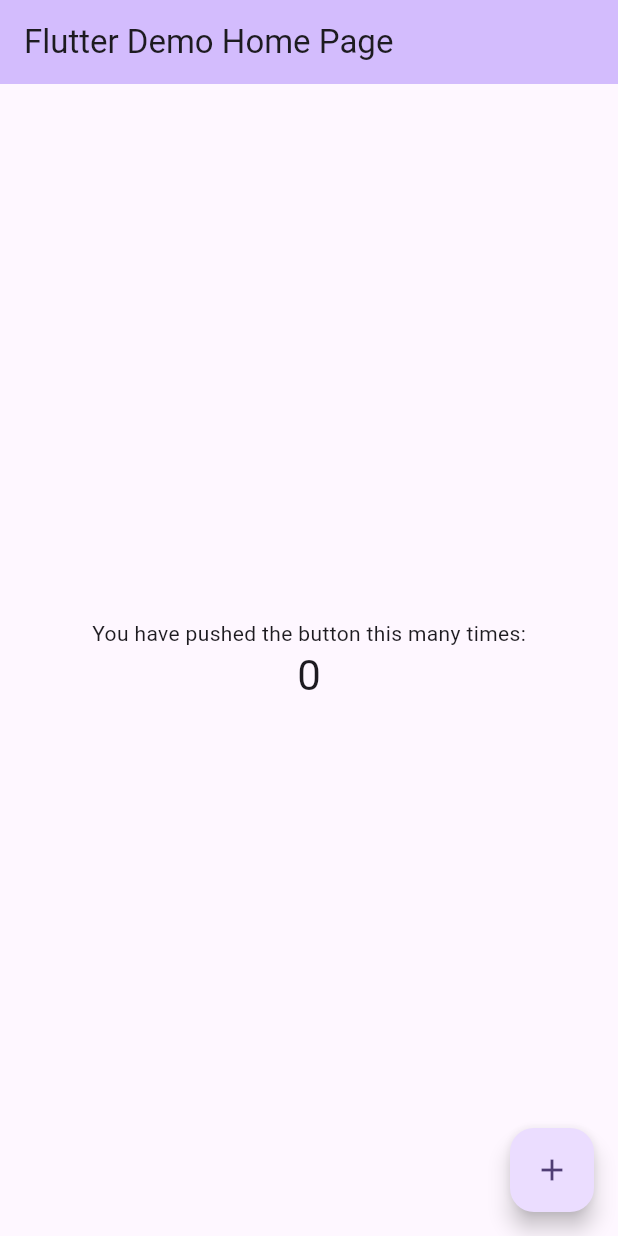
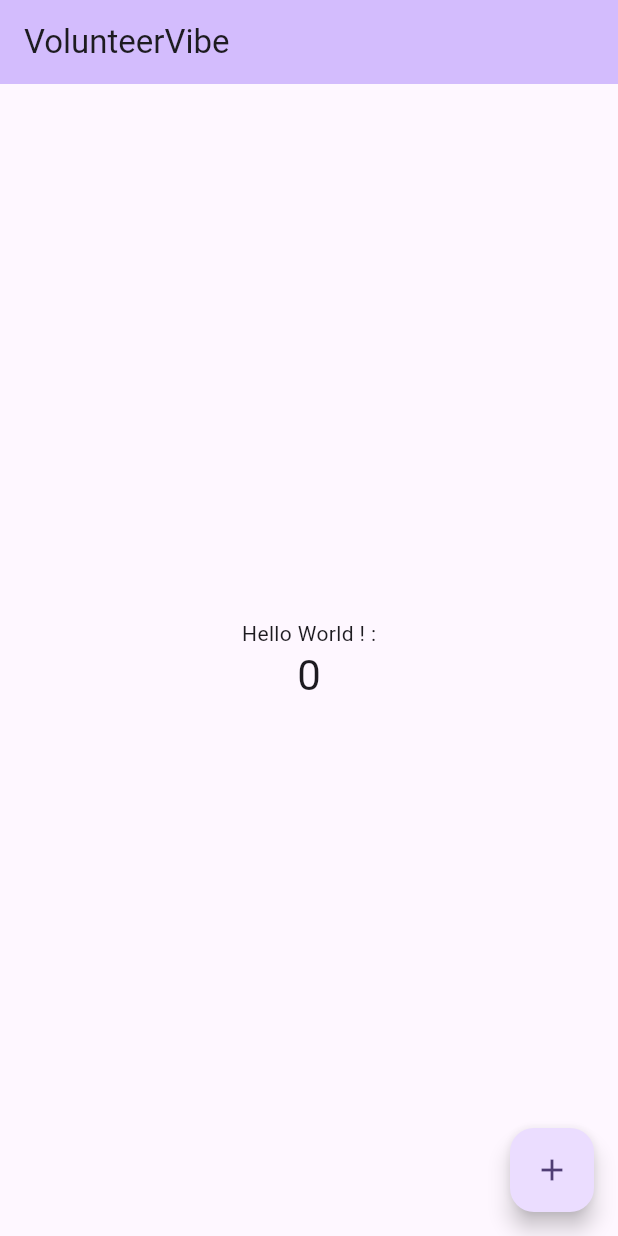
Before and after one commit to Arya-f4/VolunteerVibe, a Flutter app: the screen it shows after launch, on a phone screen of 412 x 824 dp. Run offline on Flutter 3.47's test engine with Material 3 defaults, Android fonts, the phone set to English and light mode, and no system bars.

Commit message:
First Test Commit

```diff
--- a/lib/main.dart
+++ b/lib/main.dart
@@ -7,47 +7,21 @@
 class MyApp extends StatelessWidget {
   const MyApp({super.key});
 
-  // This widget is the root of your application.
   @override
   Widget build(BuildContext context) {
     return MaterialApp(
-      title: 'Flutter Demo',
+      title: 'VolunteerVibe',
       theme: ThemeData(
-        // This is the theme of your application.
-        //
-        // TRY THIS: Try running your application with "flutter run". You'll see
-        // the application has a purple toolbar. Then, without quitting the app,
-        // try changing the seedColor in the colorScheme below to Colors.green
-        // and then invoke "hot reload" (save your changes or press the "hot
-        // reload" button in a Flutter-supported IDE, or press "r" if you used
-        // the command line to start the app).
-        //
-        // Notice that the counter didn't reset back to zero; the application
-        // state is not lost during the reload. To reset the state, use hot
-        // restart instead.
-        //
-        // This works for code too, not just values: Most code changes can be
-        // tested with just a hot reload.
         colorScheme: ColorScheme.fromSeed(seedColor: Colors.deepPurple),
         useMaterial3: true,
       ),
-      home: const MyHomePage(title: 'Flutter Demo Home Page'),
+      home: const MyHomePage(title: 'VolunteerVibe'),
     );
   }
 }
 
 class MyHomePage extends StatefulWidget {
   const MyHomePage({super.key, required this.title});
-
-  // This widget is the home page of your application. It is stateful, meaning
-  // that it has a State object (defined below) that contains fields that affect
-  // how it looks.
-
-  // This class is the configuration for the state. It holds the values (in this
-  // case the title) provided by the parent (in this case the App widget) and
-  // used by the build method of the State. Fields in a Widget subclass are
-  // always marked "final".
-
   final String title;
 
   @override
@@ -59,54 +33,23 @@
 
   void _incrementCounter() {
     setState(() {
-      // This call to setState tells the Flutter framework that something has
-      // changed in this State, which causes it to rerun the build method below
-      // so that the display can reflect the updated values. If we changed
-      // _counter without calling setState(), then the build method would not be
-      // called again, and so nothing would appear to happen.
       _counter++;
     });
   }
 
   @override
   Widget build(BuildContext context) {
-    // This method is rerun every time setState is called, for instance as done
-    // by the _incrementCounter method above.
-    //
-    // The Flutter framework has been optimized to make rerunning build methods
-    // fast, so that you can just rebuild anything that needs updating rather
-    // than having to individually change instances of widgets.
     return Scaffold(
       appBar: AppBar(
-        // TRY THIS: Try changing the color here to a specific color (to
-        // Colors.amber, perhaps?) and trigger a hot reload to see the AppBar
-        // change color while the other colors stay the same.
         backgroundColor: Theme.of(context).colorScheme.inversePrimary,
-        // Here we take the value from the MyHomePage object that was created by
-        // the App.build method, and use it to set our appbar title.
         title: Text(widget.title),
       ),
       body: Center(
-        // Center is a layout widget. It takes a single child and positions it
-        // in the middle of the parent.
         child: Column(
-          // Column is also a layout widget. It takes a list of children and
-          // arranges them vertically. By default, it sizes itself to fit its
-          // children horizontally, and tries to be as tall as its parent.
-          //
-          // Column has various properties to control how it sizes itself and
-          // how it positions its children. Here we use mainAxisAlignment to
-          // center the children vertically; the main axis here is the vertical
-          // axis because Columns are vertical (the cross axis would be
-          // horizontal).
-          //
-          // TRY THIS: Invoke "debug painting" (choose the "Toggle Debug Paint"
-          // action in the IDE, or press "p" in the console), to see the
-          // wireframe for each widget.
           mainAxisAlignment: MainAxisAlignment.center,
           children: <Widget>[
             const Text(
-              'You have pushed the button this many times:',
+              'Hello World ! :',
             ),
             Text(
               '$_counter',
@@ -119,7 +62,7 @@
         onPressed: _incrementCounter,
         tooltip: 'Increment',
         child: const Icon(Icons.add),
-      ), // This trailing comma makes auto-formatting nicer for build methods.
+      ),
     );
   }
 }
```
Also changed, not shown: pubspec.lock.
